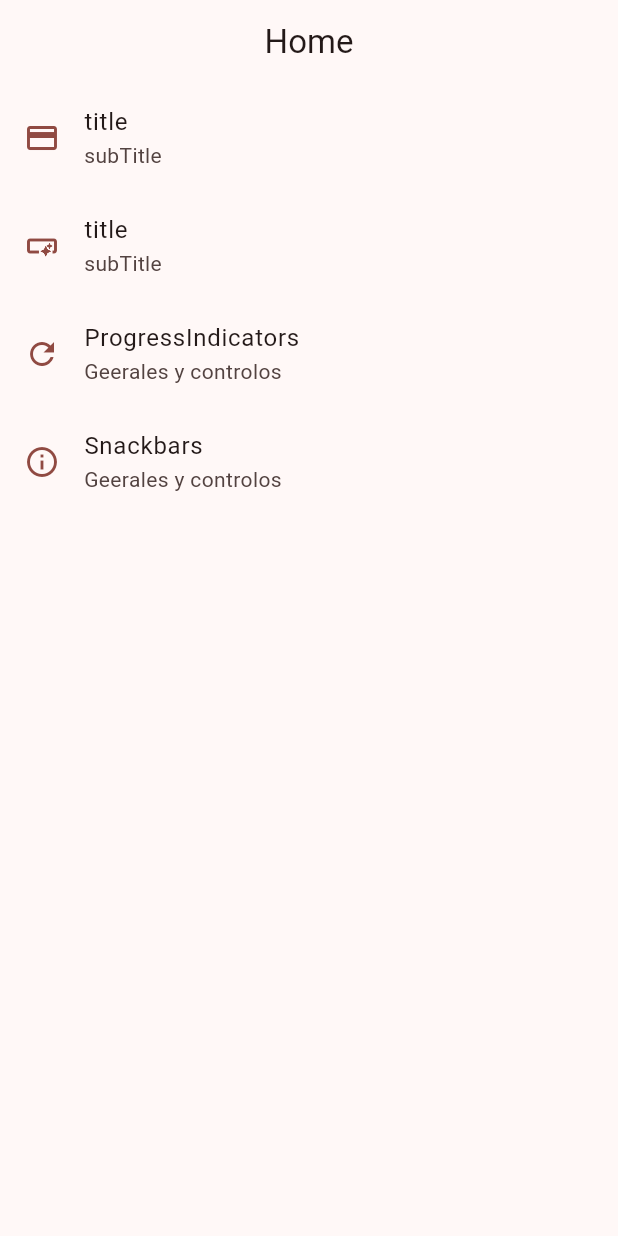
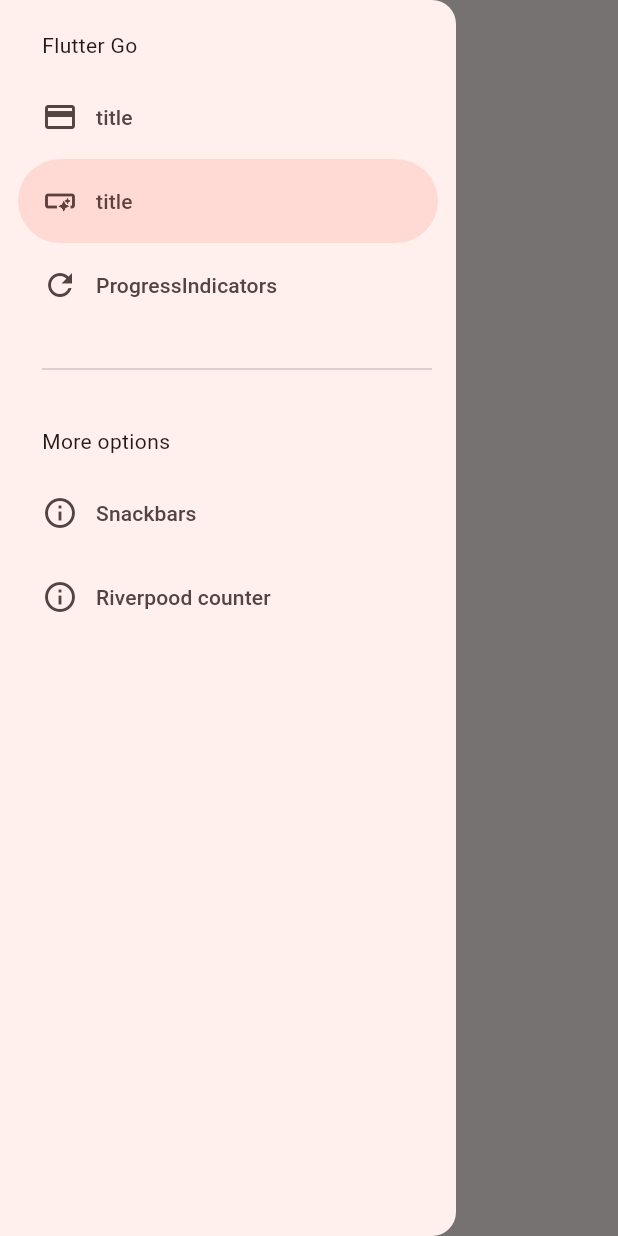
Before and after one commit to cmisaico/flutter-components, a Flutter app: the screen it shows after launch, with the side drawer open (before the commit the screen has no drawer), on a phone screen of 412 x 824 dp. Run offline on Flutter 3.47's test engine with Material 3 defaults, Android fonts, the phone set to English and light mode, and no system bars; our stand-ins replace flutter_riverpod, go_router, video_player.

Commit message:
feat: Add navigation and river_provider

```diff
--- a/f03_widget_app/lib/config/menu/menu_item.dart
+++ b/f03_widget_app/lib/config/menu/menu_item.dart
@@ -36,5 +36,11 @@ const appMenuItems = <MenuItem>[
     subTitle: 'Geerales y controlos',
     link: '/snackbars',
     icon: Icons.info_outline,
+  ),
+  MenuItem(
+    title: 'Riverpood counter',
+    subTitle: 'Introuddcion a riverpod',
+    link: '/counter-river',
+    icon: Icons.info_outline,
   )
 ];
--- a/f03_widget_app/lib/config/router/app_router.dart
+++ b/f03_widget_app/lib/config/router/app_router.dart
@@ -22,5 +22,9 @@ final appRouter = GoRouter(
       path: '/progress',
       builder: (context, state) => const ProgressScreen(),
     ),
+    GoRoute(
+      path: '/counter-river',
+      builder: (context, state) => const CounterScreen(),
+    ),
   ],
 );
--- a/f03_widget_app/lib/main.dart
+++ b/f03_widget_app/lib/main.dart
@@ -1,9 +1,10 @@
 import 'package:f03_widget_app/config/router/app_router.dart';
 import 'package:f03_widget_app/config/theme/app_theme.dart';
 import 'package:flutter/material.dart';
+import 'package:flutter_riverpod/flutter_riverpod.dart';
 
 void main() {
-  runApp(const MainApp());
+  runApp(const ProviderScope(child: MainApp()));
 }
 
 class MainApp extends StatelessWidget {
--- /dev/null
+++ b/f03_widget_app/lib/presentation/providers/counter_provider.dart
@@ -0,0 +1,3 @@
+import 'package:flutter_riverpod/flutter_riverpod.dart';
+
+final counterProvider = StateProvider((ref) => 5);
--- a/f03_widget_app/lib/presentation/screens/home/home_screen.dart
+++ b/f03_widget_app/lib/presentation/screens/home/home_screen.dart
@@ -1,5 +1,6 @@
 import 'package:f03_widget_app/config/menu/menu_item.dart';
 import 'package:f03_widget_app/presentation/screens/buttons/buttons_screen.dart';
+import 'package:f03_widget_app/presentation/widgets/side_menu.dart';
 import 'package:flutter/material.dart';
 import 'package:go_router/go_router.dart';
 
@@ -10,11 +11,17 @@ class HomeScreen extends StatelessWidget {
 
   @override
   Widget build(BuildContext context) {
+    final scaffoldKey = GlobalKey<ScaffoldState>();
+
     return Scaffold(
+      key: scaffoldKey,
       appBar: AppBar(
         title: const Text("Home"),
       ),
       body: const _HomeView(),
+      drawer: SideMenu(
+        scaffoldKey: scaffoldKey,
+      ),
     );
   }
 }
--- a/f03_widget_app/lib/presentation/screens/screens.dart
+++ b/f03_widget_app/lib/presentation/screens/screens.dart
@@ -2,3 +2,4 @@ export 'package:f03_widget_app/presentation/screens/buttons/buttons_screen.dart'
 export 'package:f03_widget_app/presentation/screens/cards/cards_screen.dart';
 export 'package:f03_widget_app/presentation/screens/home/home_screen.dart';
 export 'package:f03_widget_app/presentation/screens/progress/progress_screen.dart';
+export 'package:f03_widget_app/presentation/screens/counter/counter_screen.dart';
--- /dev/null
+++ b/f03_widget_app/lib/presentation/widgets/side_menu.dart
@@ -0,0 +1,62 @@
+import 'dart:io';
+
+import 'package:f03_widget_app/config/menu/menu_item.dart';
+import 'package:flutter/material.dart';
+import 'package:go_router/go_router.dart';
+
+class SideMenu extends StatefulWidget {
+  final GlobalKey<ScaffoldState> scaffoldKey;
+
+  static const String name = 'side_menu';
+
+  const SideMenu({super.key, required this.scaffoldKey});
+
+  @override
+  State<StatefulWidget> createState() => _SideMenuState();
+}
+
+class _SideMenuState extends State<SideMenu> {
+  int navDrawerIndex = 1;
+
+  @override
+  Widget build(BuildContext context) {
+    final hasNotch = MediaQuery.of(context).viewPadding.top > 35;
+
+    if (Platform.isAndroid) {}
+
+    return NavigationDrawer(
+      selectedIndex: navDrawerIndex,
+      onDestinationSelected: (index) {
+        setState(() {
+          navDrawerIndex = index;
+        });
+
+        final menuItem = appMenuItems[index];
+        context.push(menuItem.link);
+        widget.scaffoldKey.currentState!.closeDrawer();
+      },
+      children: [
+        Padding(
+          padding: EdgeInsets.fromLTRB(28, hasNotch ? 0 : 20, 16, 10),
+          child: Text('Flutter Go'),
+        ),
+        ...appMenuItems.sublist(0, 3).map((e) => NavigationDrawerDestination(
+              icon: Icon(e.icon),
+              label: Text(e.title),
+            )),
+        const Padding(
+          padding: EdgeInsets.fromLTRB(28, 20, 16, 10),
+          child: Divider(),
+        ),
+        const Padding(
+          padding: EdgeInsets.fromLTRB(28, 20, 16, 10),
+          child: Text('More options'),
+        ),
+        ...appMenuItems.sublist(3).map((e) => NavigationDrawerDestination(
+              icon: Icon(e.icon),
+              label: Text(e.title),
+            )),
+      ],
+    );
+  }
+}
--- a/f03_widget_app/pubspec.yaml
+++ b/f03_widget_app/pubspec.yaml
@@ -9,6 +9,7 @@ environment:
 dependencies:
   flutter:
     sdk: flutter
+  flutter_riverpod: ^2.4.9
   go_router: ^13.0.0
 
 dev_dependencies:
```
Also changed, not shown: f03_widget_app/lib/presentation/screens/counter/counter_screen.dart (added, +28 -0 lines).
